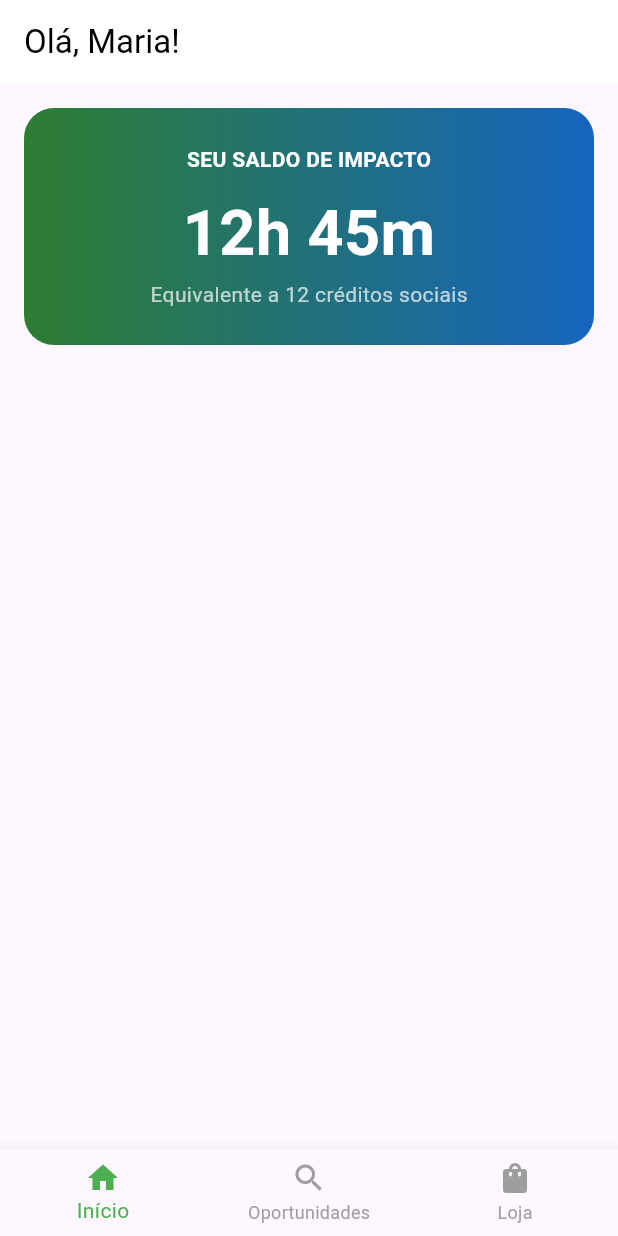
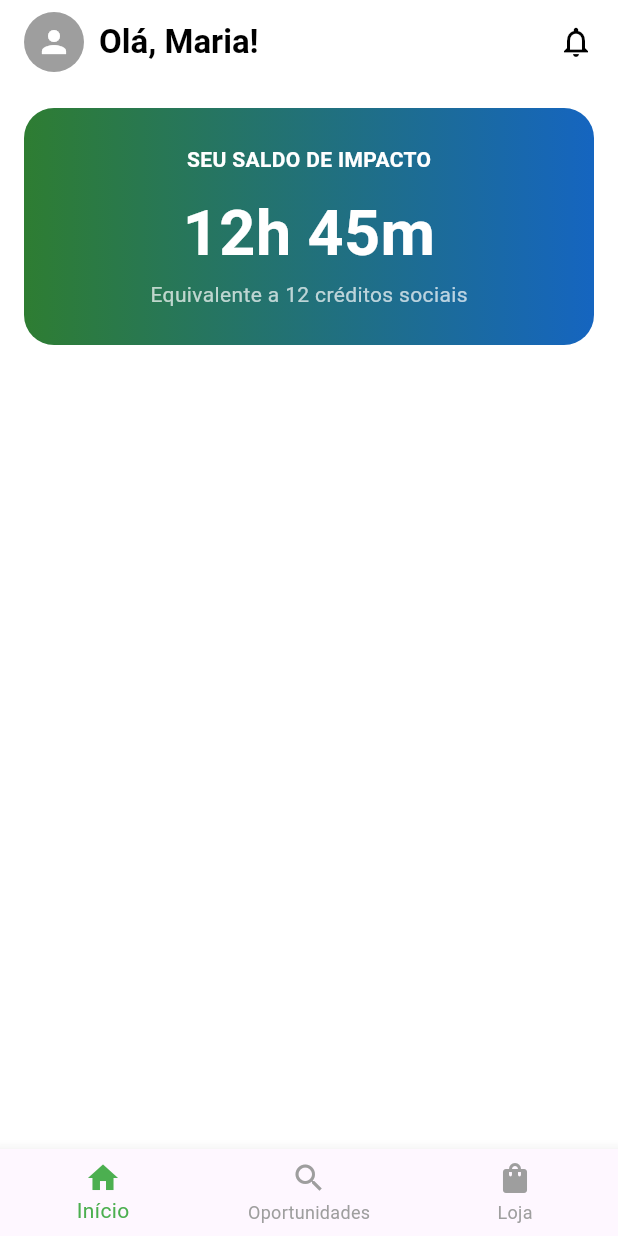
Before and after one commit to bonushora/bonus-hora, a Flutter app: the screen it shows after launch, on a phone screen of 412 x 824 dp. Run offline on Flutter 3.47's test engine with Material 3 defaults, Android fonts, the light colour scheme and no system bars.

Commit message:
Corrigindo cabeçalho da Tela 1

```diff
--- a/lib/main.dart
+++ b/lib/main.dart
@@ -23,11 +23,10 @@ class TelaPrincipal extends StatefulWidget {
 
 class _TelaPrincipalState extends State<TelaPrincipal> {
   int _indiceAtual = 0;
-
   final List<Widget> _telas = [
-    const TelaInicio(), // Tela 1
-    const Center(child: Text("Mural de Oportunidades")), // Tela 2
-    const Center(child: Text("Loja de Créditos")), // Tela 3
+    const TelaInicio(),
+    const Center(child: Text("Mural de Oportunidades")),
+    const Center(child: Text("Loja de Créditos")),
   ];
 
   @override
@@ -49,19 +48,31 @@ class _TelaPrincipalState extends State<TelaPrincipal> {
   }
 }
 
-// --- TELA 1: CARTEIRA DE TEMPO ---
 class TelaInicio extends StatelessWidget {
   const TelaInicio({super.key});
 
   @override
   Widget build(BuildContext context) {
     return Scaffold(
-      appBar: AppBar(title: const Text("Olá, Maria!"), backgroundColor: Colors.white, foregroundColor: Colors.black, elevation: 0),
-      body: Padding(
+      backgroundColor: Colors.white,
+      appBar: AppBar(
+        backgroundColor: Colors.white,
+        elevation: 0,
+        title: Row(
+          children: [
+            const CircleAvatar(backgroundColor: Colors.grey, child: Icon(Icons.person, color: Colors.white)),
+            const SizedBox(width: 10),
+            const Text("Olá, Maria!", style: TextStyle(color: Colors.black, fontWeight: FontWeight.bold)),
+            const Spacer(),
+            const Icon(Icons.notifications_none, color: Colors.black),
+          ],
+        ),
+      ),
+      body: SingleChildScrollView(
+        child: Padding(
           padding: const EdgeInsets.all(16.0),
           child: Column(
             children: [
-            // O CARD DE SALDO
               Container(
                 width: double.infinity,
                 padding: const EdgeInsets.all(24),
@@ -81,6 +92,7 @@ class TelaInicio extends StatelessWidget {
             ],
           ),
         ),
+      ),
     );
   }
 }
```
Lines whose indentation alone changed are shown as unchanged.
